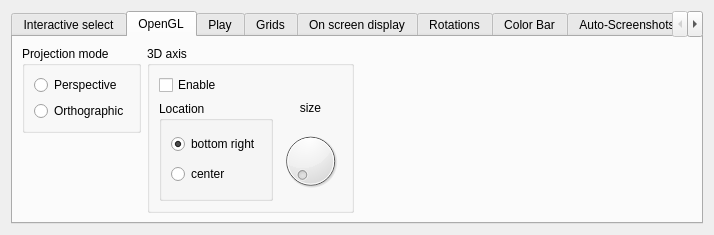
This is src/formoptions.ui in jcldc/glnemo2 as Qt 5 draws it before an edit. The edited form follows.
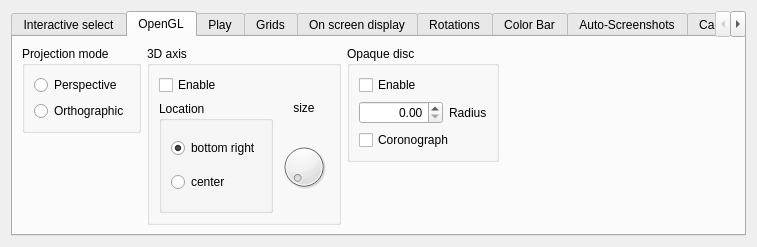
This is the edited form. The open tabs and pages were chosen to show the change. Icons and pictures are not drawn.

Commit message: merge branches/sphere_opaque to trunk

What changed in the file:
```diff
--- a/src/formoptions.ui
+++ b/src/formoptions.ui
@@ -9,8 +9,8 @@
    <rect>
     <x>0</x>
     <y>0</y>
-    <width>714</width>
-    <height>213</height>
+    <width>757</width>
+    <height>234</height>
    </rect>
   </property>
   <property name="windowTitle">
@@ -22,7 +22,7 @@
    </iconset>
   </property>
   <layout class="QGridLayout" name="gridLayout_33">
-   <item row="1" column="0">
+   <item row="0" column="0">
     <widget class="QTabWidget" name="options_dialog">
      <property name="currentIndex">
       <number>9</number>
@@ -1454,7 +1454,7 @@
       <attribute name="title">
        <string>OpenGL</string>
       </attribute>
-      <layout class="QGridLayout" name="gridLayout_36">
+      <layout class="QGridLayout" name="gridLayout_37">
        <item row="0" column="0">
         <widget class="QGroupBox" name="groupBox_23">
          <property name="title">
@@ -1478,7 +1478,7 @@
          </layout>
         </widget>
        </item>
-       <item row="0" column="1" rowspan="2">
+       <item row="0" column="1" rowspan="3">
         <widget class="QGroupBox" name="groupBox_15">
          <property name="title">
           <string>3D axis</string>
@@ -1542,7 +1542,60 @@
          </layout>
         </widget>
        </item>
-       <item row="0" column="2">
+       <item row="0" column="2" rowspan="2">
+        <widget class="QGroupBox" name="groupBox_24">
+         <property name="title">
+          <string>Opaque disc</string>
+         </property>
+         <layout class="QGridLayout" name="gridLayout_36">
+          <item row="0" column="0">
+           <widget class="QCheckBox" name="cb_opaque_disc">
+            <property name="toolTip">
+             <string>Toggle opaque disc centered in 0,0,0</string>
+            </property>
+            <property name="text">
+             <string>Enable</string>
+            </property>
+           </widget>
+          </item>
+          <item row="1" column="0">
+           <layout class="QHBoxLayout" name="horizontalLayout_16">
+            <item>
+             <widget class="QDoubleSpinBox" name="od_radius_spin">
+              <property name="toolTip">
+               <string>Opaque disc radius</string>
+              </property>
+              <property name="alignment">
+               <set>Qt::AlignRight|Qt::AlignTrailing|Qt::AlignVCenter</set>
+              </property>
+              <property name="maximum">
+               <double>999999999.000000000000000</double>
+              </property>
+             </widget>
+            </item>
+            <item>
+             <widget class="QLabel" name="label_26">
+              <property name="text">
+               <string>Radius</string>
+              </property>
+             </widget>
+            </item>
+           </layout>
+          </item>
+          <item row="2" column="0">
+           <widget class="QCheckBox" name="cb_coronograph">
+            <property name="toolTip">
+             <string>Display a coronograph</string>
+            </property>
+            <property name="text">
+             <string>Coronograph</string>
+            </property>
+           </widget>
+          </item>
+         </layout>
+        </widget>
+       </item>
+       <item row="0" column="3">
         <spacer name="horizontalSpacer_16">
          <property name="orientation">
           <enum>Qt::Horizontal</enum>
@@ -1555,7 +1608,7 @@
          </property>
         </spacer>
        </item>
-       <item row="1" column="0">
+       <item row="1" column="0" rowspan="2">
         <spacer name="verticalSpacer_25">
          <property name="orientation">
           <enum>Qt::Vertical</enum>
@@ -1568,7 +1621,20 @@
          </property>
         </spacer>
        </item>
-       <item row="2" column="1">
+       <item row="2" column="2">
+        <spacer name="verticalSpacer_26">
+         <property name="orientation">
+          <enum>Qt::Vertical</enum>
+         </property>
+         <property name="sizeHint" stdset="0">
+          <size>
+           <width>20</width>
+           <height>46</height>
+          </size>
+         </property>
+        </spacer>
+       </item>
+       <item row="3" column="1">
         <spacer name="verticalSpacer_24">
          <property name="orientation">
           <enum>Qt::Vertical</enum>
```
Left out of the diff: 4 changed lines with no effect on the pictures. The commit also changes 18 other files.
